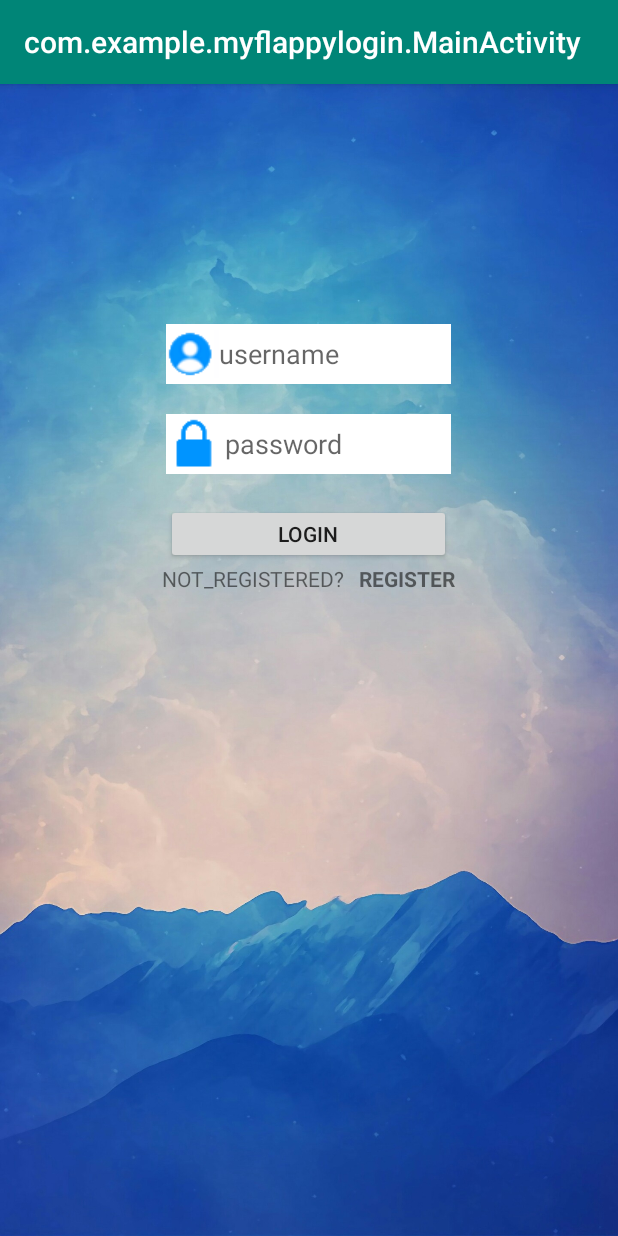
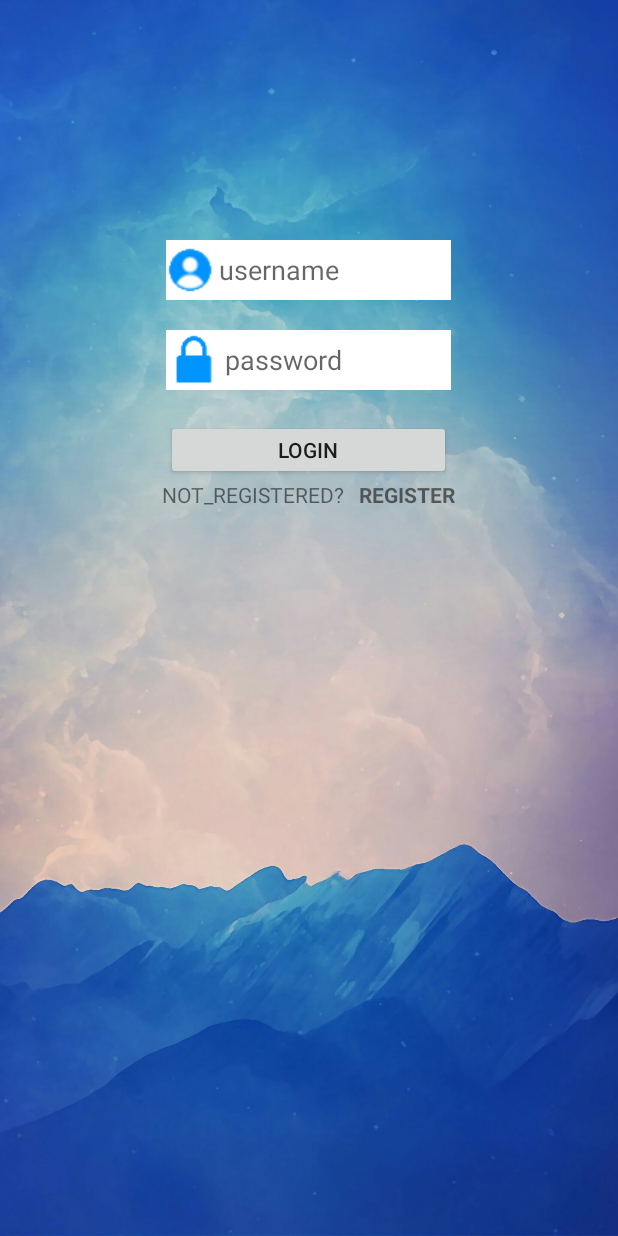
Before and after one commit to pqi1/MyFlappy, an Android app: the screen it shows after launch (MainActivity), on a phone screen of 412 x 824 dp. Run offline under Robolectric (Android 15) with nearby library versions, the phone set to English and light mode, and no system bars.

Commit message:
every thing done

```diff
--- a/Login/app/src/main/AndroidManifest.xml
+++ b/Login/app/src/main/AndroidManifest.xml
@@ -5,10 +5,10 @@
     <application
         android:allowBackup="true"
         android:icon="@mipmap/ic_launcher"
-
+        android:label="@string/app_name"
         android:roundIcon="@mipmap/ic_launcher_round"
         android:supportsRtl="true"
-        android:theme="@style/AppTheme">
+        android:theme="@style/MyTheme">
         <activity android:name=".RegisterActivity"></activity>
         <activity android:name=".MainActivity">
             <intent-filter>
--- a/Login/app/src/main/java/com/example/myflappylogin/MainActivity.java
+++ b/Login/app/src/main/java/com/example/myflappylogin/MainActivity.java
@@ -4,8 +4,11 @@ import android.content.Intent;
 import android.support.v7.app.AppCompatActivity;
 import android.os.Bundle;
 import android.view.View;
+import android.view.ViewGroup;
 import android.widget.Button;
 import android.widget.EditText;
+import android.widget.FrameLayout;
+import android.widget.LinearLayout;
 import android.widget.TextView;
 import android.widget.Toast;
 
--- a/Login/app/src/main/res/layout/activity_main.xml
+++ b/Login/app/src/main/res/layout/activity_main.xml
@@ -9,7 +9,7 @@
     android:gravity="center_horizontal"
     android:background="@drawable/back">
 
-    Image
+
 
     <EditText
         android:id="@+id/username"
--- a/Login/app/src/main/res/values/styles.xml
+++ b/Login/app/src/main/res/values/styles.xml
@@ -8,4 +8,12 @@
         <item name="colorAccent">@color/colorAccent</item>
     </style>
 
+
+    <style name="MyTheme" parent="Theme.AppCompat.Light.NoActionBar">
+        <item name="colorPrimary">@color/colorPrimary</item>
+        <item name="colorPrimaryDark">@color/colorPrimaryDark</item>
+        <item name="colorAccent">@color/colorAccent</item>
+    </style>
+
+
 </resources>
```
